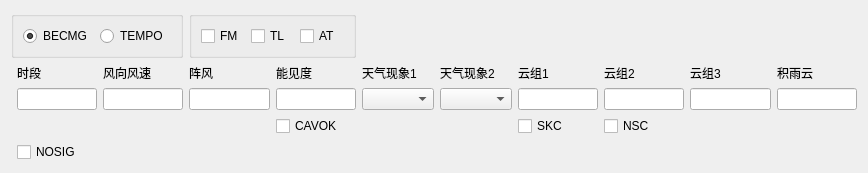
Above: tafor/widgets/ui/widget_trend.ui from up1and/tafor before the change. Below: the same form after it.
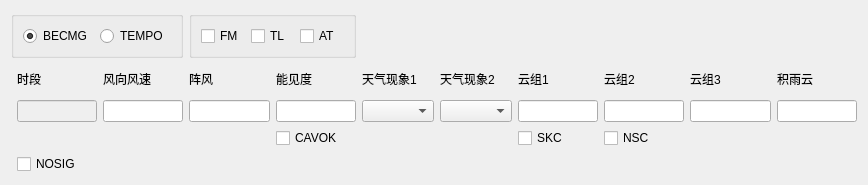
That is the form after the change.

```diff
--- a/tafor/widgets/ui/widget_trend.ui
+++ b/tafor/widgets/ui/widget_trend.ui
@@ -7,7 +7,7 @@
     <x>0</x>
     <y>0</y>
     <width>868</width>
-    <height>164</height>
+    <height>185</height>
    </rect>
   </property>
   <property name="windowTitle">
@@ -148,7 +148,11 @@
       </widget>
      </item>
      <item row="3" column="1">
-      <widget class="QLineEdit" name="period"/>
+      <widget class="QLineEdit" name="period">
+       <property name="enabled">
+        <bool>false</bool>
+       </property>
+      </widget>
      </item>
      <item row="0" column="0" colspan="3">
       <widget class="QGroupBox" name="group_type">
```
